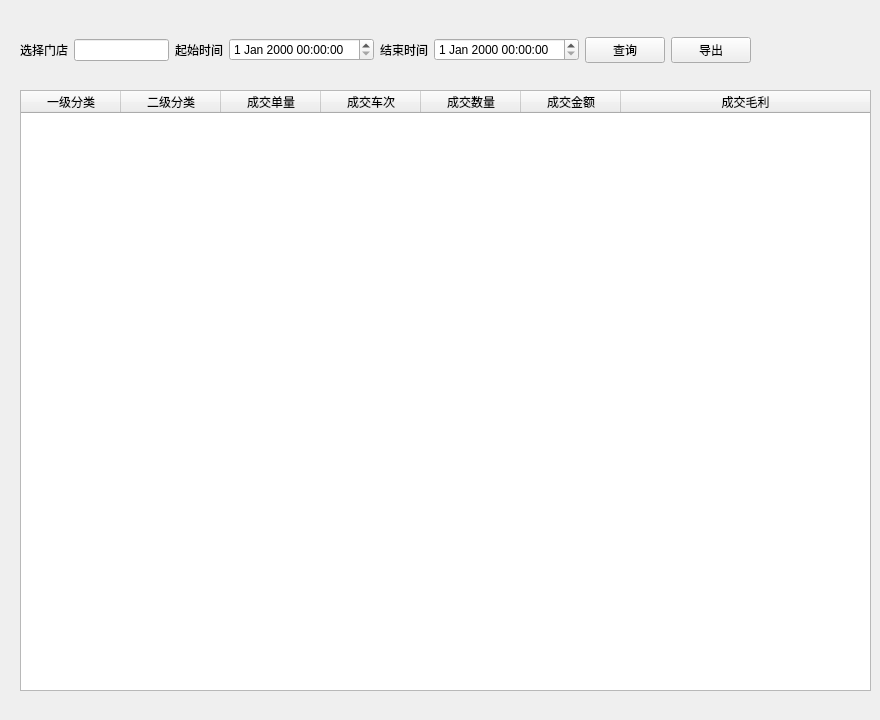
Qt form View/operation/ui/ui_sub_service_operation_data.ui (zgj0607/Py-store) before a commit.
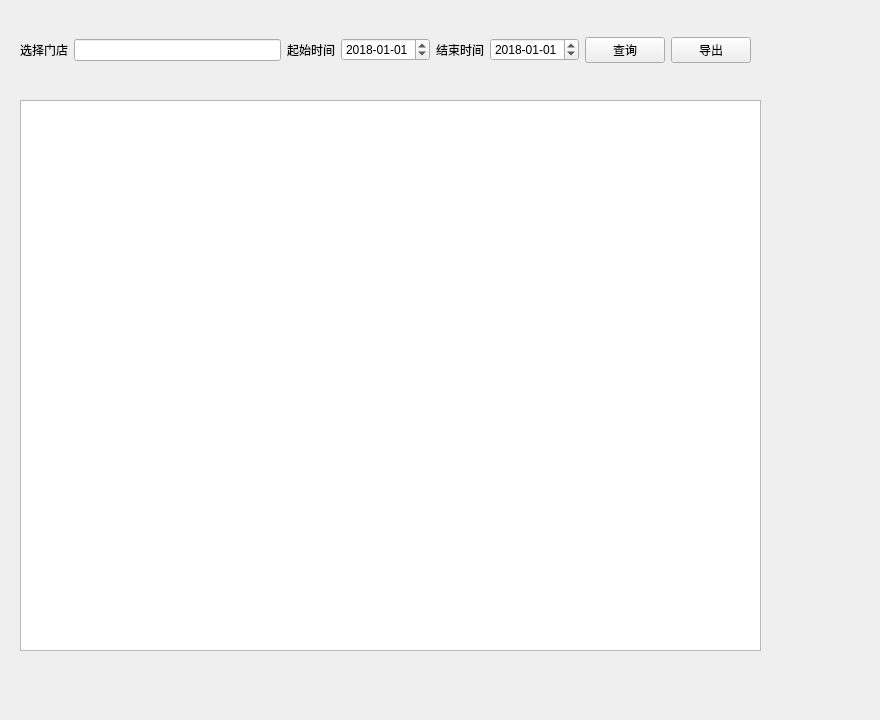
The same form after that commit.

```diff
--- a/View/operation/ui/ui_sub_service_operation_data.ui
+++ b/View/operation/ui/ui_sub_service_operation_data.ui
@@ -13,57 +13,6 @@
   <property name="windowTitle">
    <string>Form</string>
   </property>
-  <widget class="QTableWidget" name="tableWidget">
-   <property name="geometry">
-    <rect>
-     <x>20</x>
-     <y>90</y>
-     <width>851</width>
-     <height>601</height>
-    </rect>
-   </property>
-   <attribute name="horizontalHeaderStretchLastSection">
-    <bool>true</bool>
-   </attribute>
-   <attribute name="verticalHeaderVisible">
-    <bool>false</bool>
-   </attribute>
-   <column>
-    <property name="text">
-     <string>一级分类</string>
-    </property>
-   </column>
-   <column>
-    <property name="text">
-     <string>二级分类</string>
-    </property>
-   </column>
-   <column>
-    <property name="text">
-     <string>成交单量</string>
-    </property>
-   </column>
-   <column>
-    <property name="text">
-     <string>成交车次</string>
-    </property>
-   </column>
-   <column>
-    <property name="text">
-     <string>成交数量</string>
-    </property>
-   </column>
-   <column>
-    <property name="text">
-     <string>成交金额</string>
-    </property>
-   </column>
-   <column>
-    <property name="text">
-     <string>成交毛利</string>
-    </property>
-   </column>
-  </widget>
   <widget class="QWidget" name="horizontalLayoutWidget">
    <property name="geometry">
     <rect>
@@ -92,7 +41,18 @@
      </widget>
     </item>
     <item>
-     <widget class="QDateTimeEdit" name="dateTimeEdit"/>
+     <widget class="QDateTimeEdit" name="startdateTimeEdit">
+      <property name="date">
+       <date>
+        <year>2018</year>
+        <month>1</month>
+        <day>1</day>
+       </date>
+      </property>
+      <property name="displayFormat">
+       <string>yyyy-MM-dd</string>
+      </property>
+     </widget>
     </item>
     <item>
      <widget class="QLabel" name="label_2">
@@ -102,7 +62,18 @@
      </widget>
     </item>
     <item>
-     <widget class="QDateTimeEdit" name="dateTimeEdit_2"/>
+     <widget class="QDateTimeEdit" name="enddateTimeEdit">
+      <property name="date">
+       <date>
+        <year>2018</year>
+        <month>1</month>
+        <day>1</day>
+       </date>
+      </property>
+      <property name="displayFormat">
+       <string>yyyy-MM-dd</string>
+      </property>
+     </widget>
     </item>
     <item>
      <widget class="QPushButton" name="serchButton">
@@ -120,6 +91,16 @@
     </item>
    </layout>
   </widget>
+  <widget class="QTableView" name="sub_serviceoperationtableView">
+   <property name="geometry">
+    <rect>
+     <x>20</x>
+     <y>100</y>
+     <width>741</width>
+     <height>551</height>
+    </rect>
+   </property>
+  </widget>
  </widget>
  <resources/>
  <connections/>
```
